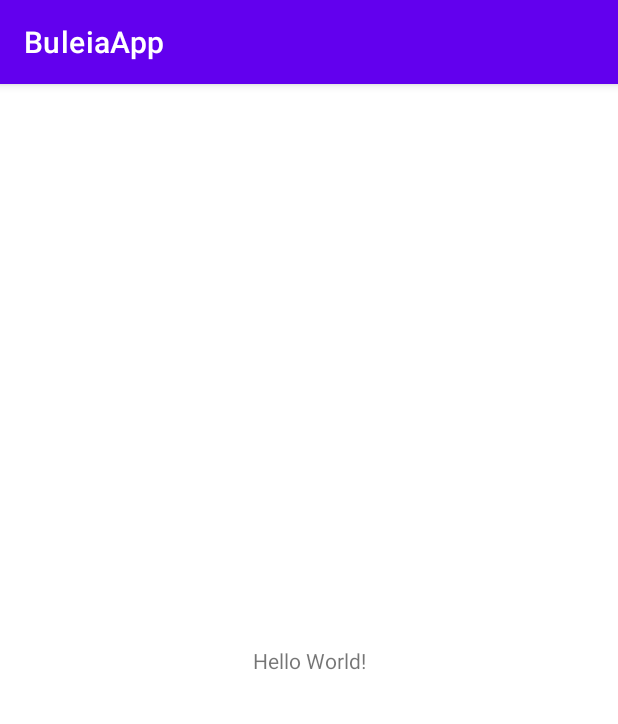
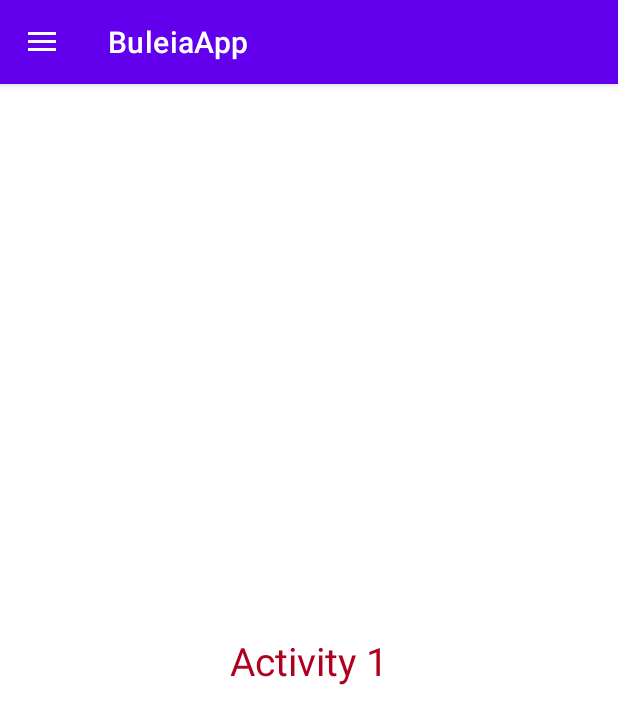
Before and after one commit to IPVC-ECGM/BuleiaApp, an Android app: the screen it shows after launch (MainActivity), on a phone screen of 412 x 824 dp. Shown: the top 724 px of the screen. Run offline under Robolectric (Android 15) with nearby library versions, the phone set to English and light mode, and no system bars.

Commit message:
em andamento

```diff
--- a/app/src/main/java/ecgm/app/buleia/MainActivity.kt
+++ b/app/src/main/java/ecgm/app/buleia/MainActivity.kt
@@ -2,12 +2,50 @@ package ecgm.app.buleia
 
 import androidx.appcompat.app.AppCompatActivity
 import android.os.Bundle
+import android.os.DropBoxManager
+import android.view.MenuItem
+import android.widget.Toast
+import androidx.appcompat.app.ActionBarDrawerToggle
+import androidx.appcompat.graphics.drawable.DrawerArrowDrawable
+import androidx.drawerlayout.widget.DrawerLayout
+import com.google.android.material.navigation.NavigationView
 
 class MainActivity : AppCompatActivity() {
+
+    lateinit var toggle: ActionBarDrawerToggle
+
     override fun onCreate(savedInstanceState: Bundle?) {
         super.onCreate(savedInstanceState)
         setContentView(R.layout.activity_main)
 
-        //
+        val drawerLayout : DrawerLayout = findViewById(R.id.drawerlayout)
+        val menu1 : NavigationView = findViewById(R.id.menu_1)
+
+        toggle = ActionBarDrawerToggle(this,drawerLayout,R.string.open,R.string.close)
+                drawerLayout.addDrawerListener(toggle)
+        toggle.syncState()
+
+        supportActionBar?.setDisplayHomeAsUpEnabled(true)
+
+        menu1.setNavigationItemSelectedListener {
+            when(it.itemId){
+                R.id.home -> Toast.makeText(applicationContext,"clicked Home",Toast.LENGTH_SHORT).show()
+                R.id.history -> Toast.makeText(applicationContext,"clicked History",Toast.LENGTH_SHORT).show()
+                R.id.notificacao -> Toast.makeText(applicationContext,"clicked notificacao",Toast.LENGTH_SHORT).show()
+                R.id.definicao -> Toast.makeText(applicationContext,"clicked definicao",Toast.LENGTH_SHORT).show()
+                R.id.sair -> Toast.makeText(applicationContext,"clicked sair",Toast.LENGTH_SHORT).show()
+
+            }
+            true
+
+        }
+
+    }
+
+    override fun onOptionsItemSelected(item: MenuItem): Boolean {
+       if(toggle.onOptionsItemSelected(item)){
+           return true
+       }
+        return super.onOptionsItemSelected(item)
     }
 }
--- a/app/src/main/res/layout/activity_main.xml
+++ b/app/src/main/res/layout/activity_main.xml
@@ -1,18 +1,40 @@
 <?xml version="1.0" encoding="utf-8"?>
-<androidx.constraintlayout.widget.ConstraintLayout xmlns:android="http://schemas.android.com/apk/res/android"
+<androidx.drawerlayout.widget.DrawerLayout
+    xmlns:android="http://schemas.android.com/apk/res/android"
     xmlns:app="http://schemas.android.com/apk/res-auto"
     xmlns:tools="http://schemas.android.com/tools"
+    android:id="@+id/drawerlayout"
     android:layout_width="match_parent"
     android:layout_height="match_parent"
     tools:context=".MainActivity">
 
+    <androidx.constraintlayout.widget.ConstraintLayout
+        android:layout_width="match_parent"
+        android:layout_height="wrap_content">
+
     <TextView
         android:layout_width="wrap_content"
         android:layout_height="wrap_content"
-        android:text="Hello World!"
+        android:text="Activity 1"
+        android:textSize="26dp"
+        android:textColor="@color/design_default_color_error"
         app:layout_constraintBottom_toBottomOf="parent"
         app:layout_constraintLeft_toLeftOf="parent"
         app:layout_constraintRight_toRightOf="parent"
         app:layout_constraintTop_toTopOf="parent" />
 
-</androidx.constraintlayout.widget.ConstraintLayout>
+
+    </androidx.constraintlayout.widget.ConstraintLayout>
+
+    <com.google.android.material.navigation.NavigationView
+        android:id="@+id/menu_1"
+        android:layout_width="wrap_content"
+        android:layout_height="match_parent"
+        app:headerLayout="@layout/menu_main"
+        app:menu="@menu/menu"
+        android:layout_gravity="start"
+        android:fitsSystemWindows="true"/>
+
+
+
+</androidx.drawerlayout.widget.DrawerLayout>
--- a/app/src/main/res/menu/menu.xml
+++ b/app/src/main/res/menu/menu.xml
@@ -1,7 +1,8 @@
 <?xml version="1.0" encoding="utf-8"?>
-<menu xmlns:android="http://schemas.android.com/apk/res/android">
+<menu xmlns:android="http://schemas.android.com/apk/res/android"
+    xmlns:tools="http://schemas.android.com/tools"
+    tools:showIn="navigation_view">
 
-    <group android:checkableBehavior="single">
 
         <item
             android:id="@+id/home"
@@ -28,6 +29,6 @@
             android:title="LogOut"
             android:icon="@drawable/ic_baseline_360_24"
             />
-    </group>
+
 
 </menu>
--- a/app/src/main/res/values/strings.xml
+++ b/app/src/main/res/values/strings.xml
@@ -1,3 +1,6 @@
 <resources>
     <string name="app_name">BuleiaApp</string>
+    <string name="open">open</string>
+    <string name="close">close</string>
+
 </resources>
```
